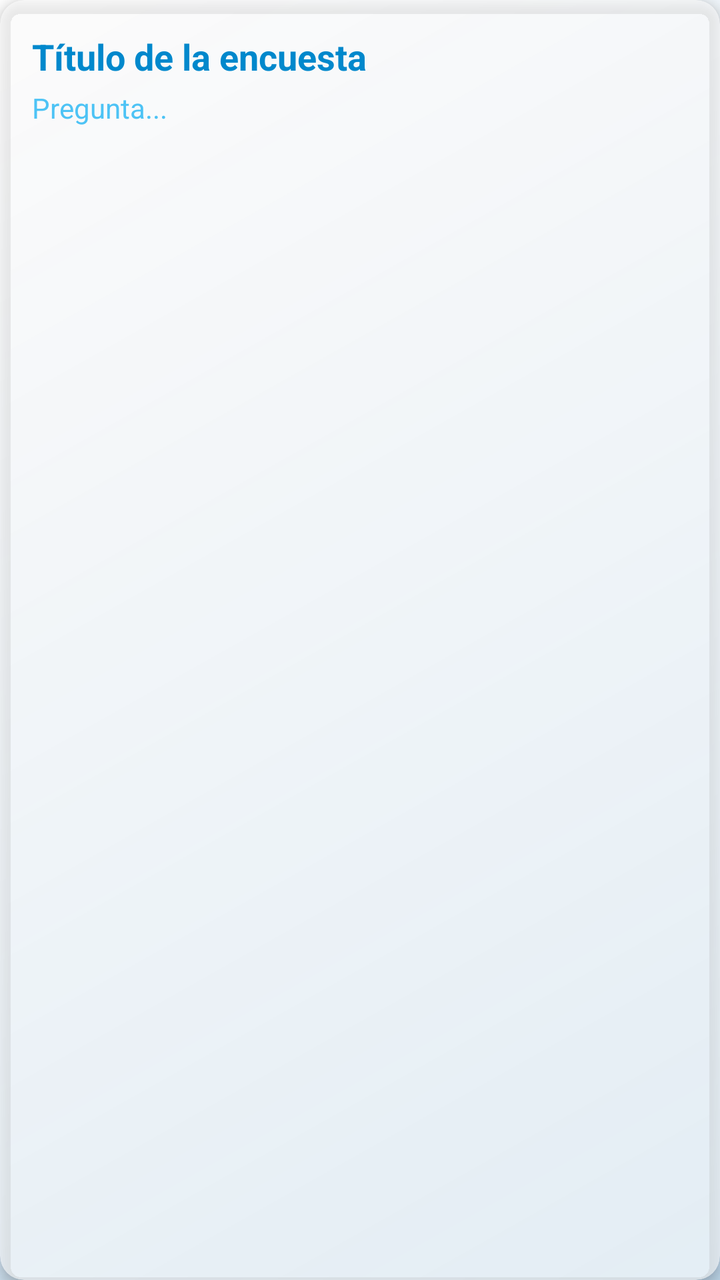
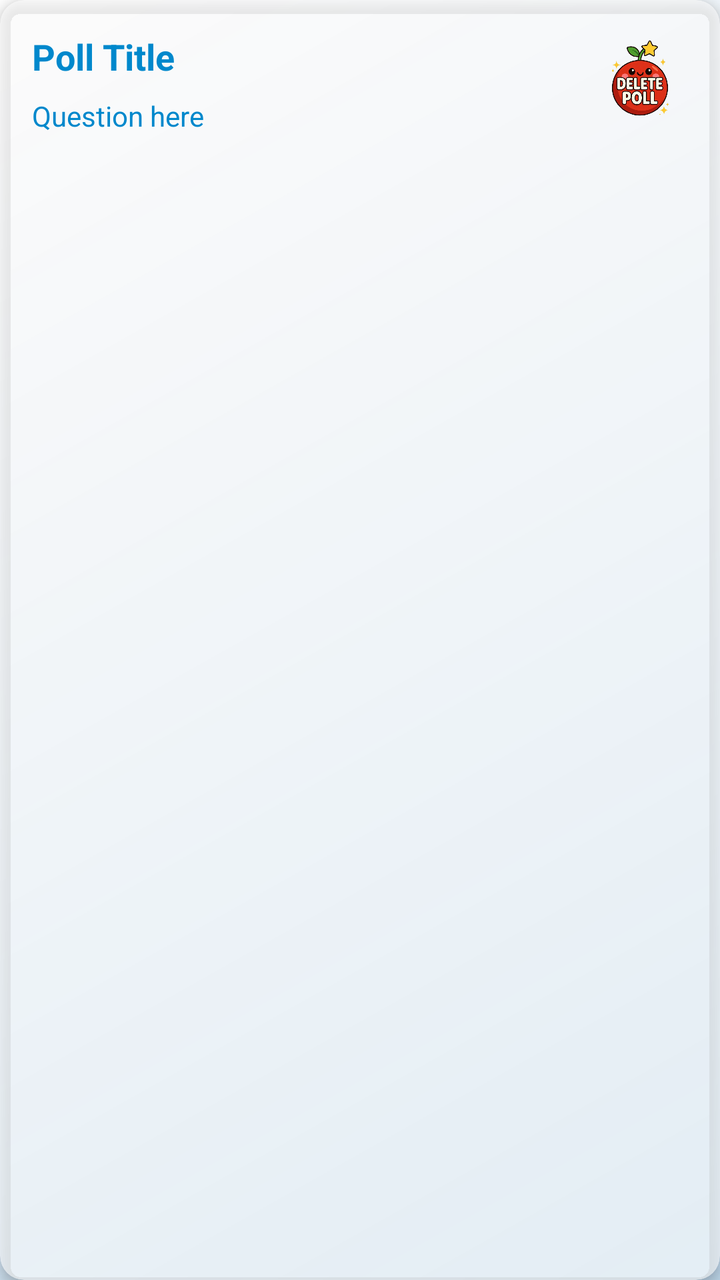

The first picture is an Android layout as it rendered before a commit; the second is the same layout after the commit. The layout source and the unified diff follow.
<!-- AndroidManifest.xml: application theme Theme.PollCore -->
<!-- res/layout/item_poll.xml -->
<?xml version="1.0" encoding="utf-8"?>
<androidx.cardview.widget.CardView
    xmlns:android="http://schemas.android.com/apk/res/android"
    xmlns:app="http://schemas.android.com/apk/res-auto"
    android:layout_width="match_parent"
    android:layout_height="wrap_content"
    android:layout_margin="8dp"
    app:cardCornerRadius="12dp"
    app:cardElevation="4dp"
    app:cardBackgroundColor="@color/aero_glass">

    <LinearLayout
        android:layout_width="match_parent"
        android:layout_height="wrap_content"
        android:orientation="vertical"
        android:padding="16dp">

        <TextView
            android:id="@+id/tvPollTitle"
            android:layout_width="match_parent"
            android:layout_height="wrap_content"
            android:text="Título de la encuesta"
            android:textColor="@color/frutiger_blue_dark"
            android:textSize="18sp"
            android:textStyle="bold" />

        <TextView
            android:id="@+id/tvPollQuestion"
            android:layout_width="match_parent"
            android:layout_height="wrap_content"
            android:text="Pregunta..."
            android:textColor="@color/frutiger_blue_light"
            android:textSize="14sp"
            android:layout_marginTop="4dp" />

    </LinearLayout>

</androidx.cardview.widget.CardView>
<!-- resources referenced by this layout -->
<resources>
  <color name="aero_glass">#99FFFFFF</color>
  <color name="frutiger_blue_dark">#0088CC</color>
  <color name="frutiger_blue_light">#4DC3F5</color>
  <style name="Theme.PollCore" parent="Base.Theme.PollCore" />
  <style name="Base.Theme.PollCore" parent="Theme.MaterialComponents.DayNight.DarkActionBar">
          
          <item name="colorPrimary">@color/frutiger_blue_dark</item>
          <item name="colorPrimaryVariant">@color/frutiger_blue_deep</item>
          <item name="colorOnPrimary">@android:color/white</item>
  
          
          <item name="android:statusBarColor">@color/frutiger_blue_dark</item>
  
          
          <item name="android:windowBackground">@drawable/bg_frutiger_gradient</item>
  
          
          <item name="android:popupMenuStyle">@style/Widget.PollCore.PopupMenu</item>
      </style>
  <color name="frutiger_blue_deep">#0066B3</color>
  <!-- drawable bg_frutiger_gradient (drawable) -->
  <?xml version="1.0" encoding="utf-8"?>
  <shape xmlns:android="http://schemas.android.com/apk/res/android">
      <gradient
          android:startColor="#400066B3"
          android:endColor="#0000A3E0"
          android:angle="135"
          android:type="linear" />
  </shape>
  <style name="Widget.PollCore.PopupMenu" parent="Widget.MaterialComponents.PopupMenu">
          <item name="android:popupBackground">@color/aero_glass</item>
          <item name="android:textColor">@color/frutiger_blue_dark</item>
      </style>
</resources>

<!-- the commit's change to res/layout/item_poll.xml (unified diff, before → after) -->
@@ -1,10 +1,9 @@
 <?xml version="1.0" encoding="utf-8"?>
-<androidx.cardview.widget.CardView
-    xmlns:android="http://schemas.android.com/apk/res/android"
+<androidx.cardview.widget.CardView xmlns:android="http://schemas.android.com/apk/res/android"
     xmlns:app="http://schemas.android.com/apk/res-auto"
     android:layout_width="match_parent"
     android:layout_height="wrap_content"
-    android:layout_margin="8dp"
+    android:layout_marginBottom="12dp"
     app:cardCornerRadius="12dp"
     app:cardElevation="4dp"
     app:cardBackgroundColor="@color/aero_glass">
@@ -15,23 +14,46 @@
         android:orientation="vertical"
         android:padding="16dp">
 
-        <TextView
-            android:id="@+id/tvPollTitle"
+        <LinearLayout
             android:layout_width="match_parent"
             android:layout_height="wrap_content"
-            android:text="Título de la encuesta"
-            android:textColor="@color/frutiger_blue_dark"
-            android:textSize="18sp"
-            android:textStyle="bold" />
+            android:orientation="horizontal">
 
-        <TextView
-            android:id="@+id/tvPollQuestion"
-            android:layout_width="match_parent"
-            android:layout_height="wrap_content"
-            android:text="Pregunta..."
-            android:textColor="@color/frutiger_blue_light"
-            android:textSize="14sp"
-            android:layout_marginTop="4dp" />
+            <LinearLayout
+                android:layout_width="0dp"
+                android:layout_height="wrap_content"
+                android:layout_weight="1"
+                android:orientation="vertical">
+
+                <TextView
+                    android:id="@+id/tvPollTitle"
+                    android:layout_width="match_parent"
+                    android:layout_height="wrap_content"
+                    android:text="Poll Title"
+                    android:textColor="@color/frutiger_blue_dark"
+                    android:textSize="18sp"
+                    android:textStyle="bold" />
+
+                <TextView
+                    android:id="@+id/tvPollQuestion"
+                    android:layout_width="match_parent"
+                    android:layout_height="wrap_content"
+                    android:layout_marginTop="8dp"
+                    android:text="Question here"
+                    android:textColor="@color/frutiger_blue_dark"
+                    android:textSize="14sp" />
+
+            </LinearLayout>
+
+            <ImageButton
+                android:id="@+id/btnDelete"
+                android:layout_width="48dp"
+                android:layout_height="48dp"
+                android:src="@drawable/delete"
+                android:background="@android:color/transparent"
+                android:scaleType="fitCenter" />
+
+        </LinearLayout>
 
     </LinearLayout>
 
<!-- resource entries referenced after the edit -->
@@ -2,7 +2,7 @@
 <resources>
   <color name="aero_glass">#99FFFFFF</color>
   <color name="frutiger_blue_dark">#0088CC</color>
-  <color name="frutiger_blue_light">#4DC3F5</color>
+  <!-- drawable delete: png bitmap (drawable, 236498 bytes) -->
   <style name="Theme.PollCore" parent="Base.Theme.PollCore" />
   <style name="Base.Theme.PollCore" parent="Theme.MaterialComponents.DayNight.DarkActionBar">
           
